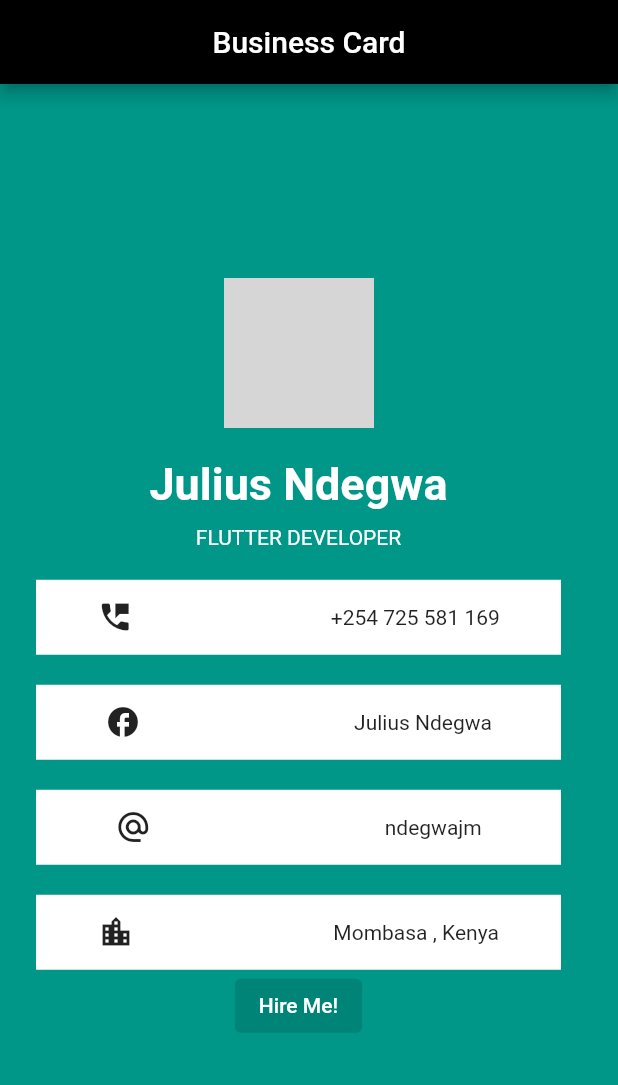
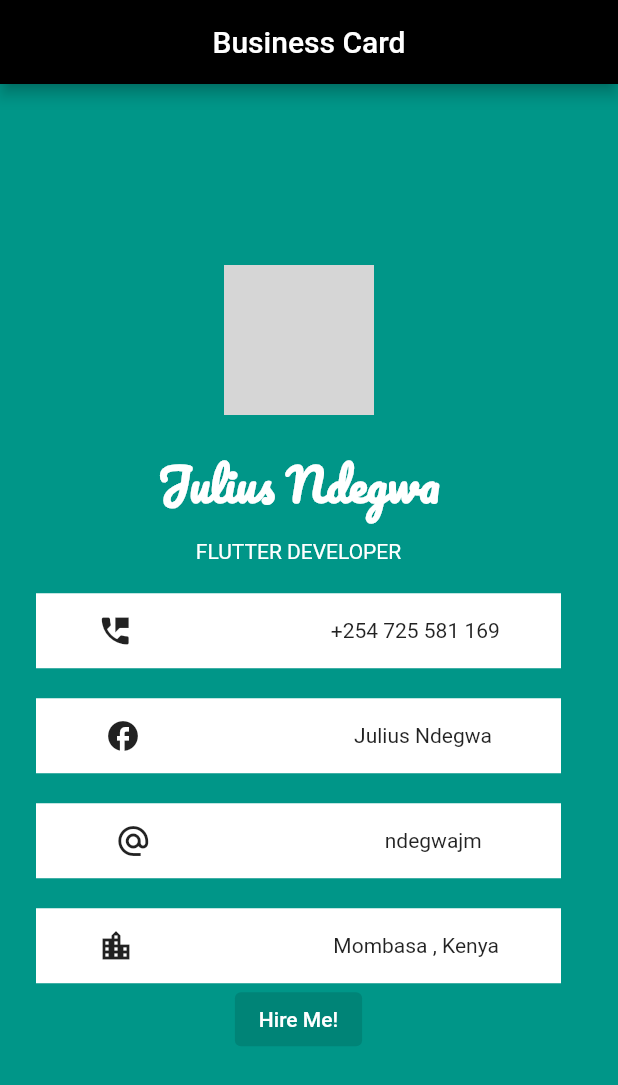
Before and after one commit to NdegwaJulius/mycard, a Flutter app: the screen it shows after launch, on a phone screen of 412 x 824 dp. Shown: the top 1085 px of the screen. Run offline on Flutter 3.47's test engine with Material 2 defaults, Android fonts, the phone set to English and light mode, and no system bars; network calls fail; grey boxes are pictures that could not be loaded.

Commit message:
Added fonts

```diff
--- a/lib/main.dart
+++ b/lib/main.dart
@@ -41,6 +41,7 @@ class MyApp extends StatelessWidget {
                  style: TextStyle(
                    fontWeight: FontWeight.bold,
                    fontSize: 30,
+                   fontFamily: ('Pacifico'),
                    color: Colors.white,
                   // fontFamily: ,
                  ),
```
Also changed, not shown: pubspec.yaml (+11 -3 lines), fonts/Pacifico-Regular.ttf (added), fonts/SourceSansPro-Black.ttf (added), fonts/SourceSansPro-BlackItalic.ttf (added), fonts/SourceSansPro-Bold.ttf (added), fonts/SourceSansPro-BoldItalic.ttf (added), fonts/SourceSansPro-ExtraLight.ttf (added), fonts/SourceSansPro-ExtraLightItalic.ttf (added), fonts/SourceSansPro-Italic.ttf (added), fonts/SourceSansPro-Light.ttf (added), fonts/SourceSansPro-LightItalic.ttf (added), fonts/SourceSansPro-Regular.ttf (added), fonts/SourceSansPro-SemiBold.ttf (added), fonts/SourceSansPro-SemiBoldItalic.ttf (added).
